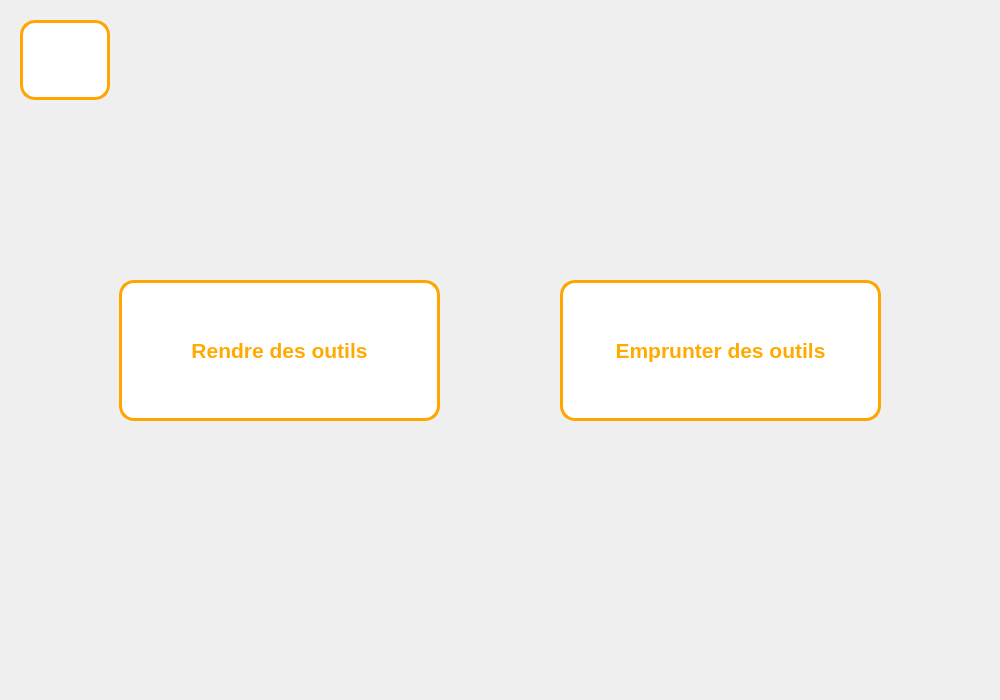
Fablab-app-emprunt/App, file FabLabEmprunt/pageAccueil.ui: the form before one commit.
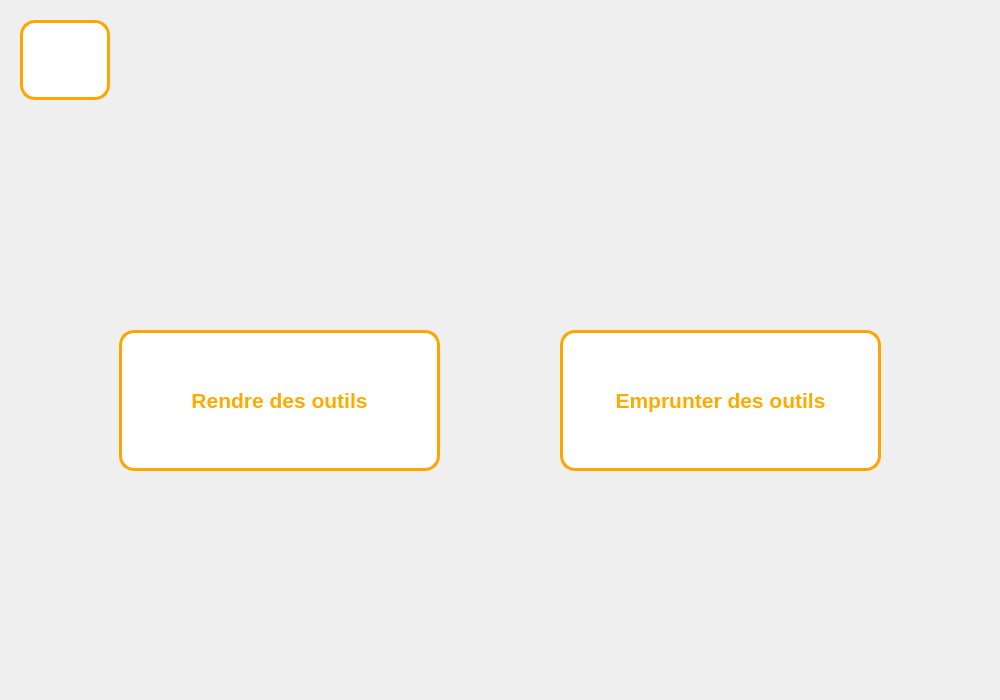
The form after the commit. Icons and pictures are not drawn.

```diff
--- a/FabLabEmprunt/pageAccueil.ui
+++ b/FabLabEmprunt/pageAccueil.ui
@@ -17,7 +17,7 @@
    <property name="geometry">
     <rect>
      <x>119</x>
-     <y>280</y>
+     <y>330</y>
      <width>321</width>
      <height>141</height>
     </rect>
@@ -79,6 +79,15 @@
         </color>
        </brush>
       </colorrole>
+      <colorrole role="PlaceholderText">
+       <brush brushstyle="NoBrush">
+        <color alpha="128">
+         <red>255</red>
+         <green>170</green>
+         <blue>0</blue>
+        </color>
+       </brush>
+      </colorrole>
      </active>
      <inactive>
       <colorrole role="WindowText">
@@ -135,6 +144,15 @@
         </color>
        </brush>
       </colorrole>
+      <colorrole role="PlaceholderText">
+       <brush brushstyle="NoBrush">
+        <color alpha="128">
+         <red>255</red>
+         <green>170</green>
+         <blue>0</blue>
+        </color>
+       </brush>
+      </colorrole>
      </inactive>
      <disabled>
       <colorrole role="WindowText">
@@ -191,6 +209,15 @@
         </color>
        </brush>
       </colorrole>
+      <colorrole role="PlaceholderText">
+       <brush brushstyle="NoBrush">
+        <color alpha="128">
+         <red>255</red>
+         <green>170</green>
+         <blue>0</blue>
+        </color>
+       </brush>
+      </colorrole>
      </disabled>
     </palette>
    </property>
@@ -222,7 +249,7 @@
    <property name="geometry">
     <rect>
      <x>560</x>
-     <y>280</y>
+     <y>330</y>
      <width>321</width>
      <height>141</height>
     </rect>
@@ -302,6 +329,15 @@
         </color>
        </brush>
       </colorrole>
+      <colorrole role="PlaceholderText">
+       <brush brushstyle="NoBrush">
+        <color alpha="128">
+         <red>255</red>
+         <green>170</green>
+         <blue>0</blue>
+        </color>
+       </brush>
+      </colorrole>
      </active>
      <inactive>
       <colorrole role="WindowText">
@@ -376,6 +412,15 @@
         </color>
        </brush>
       </colorrole>
+      <colorrole role="PlaceholderText">
+       <brush brushstyle="NoBrush">
+        <color alpha="128">
+         <red>255</red>
+         <green>170</green>
+         <blue>0</blue>
+        </color>
+       </brush>
+      </colorrole>
      </inactive>
      <disabled>
       <colorrole role="WindowText">
@@ -450,6 +495,15 @@
         </color>
        </brush>
       </colorrole>
+      <colorrole role="PlaceholderText">
+       <brush brushstyle="NoBrush">
+        <color alpha="128">
+         <red>255</red>
+         <green>170</green>
+         <blue>0</blue>
+        </color>
+       </brush>
+      </colorrole>
      </disabled>
     </palette>
    </property>
@@ -690,6 +744,28 @@
     </size>
    </property>
   </widget>
+  <widget class="QLabel" name="label">
+   <property name="geometry">
+    <rect>
+     <x>260</x>
+     <y>40</y>
+     <width>461</width>
+     <height>261</height>
+    </rect>
+   </property>
+   <property name="text">
+    <string/>
+   </property>
+   <property name="textFormat">
+    <enum>Qt::AutoText</enum>
+   </property>
+   <property name="pixmap">
+    <pixmap>logo fablab final.PNG</pixmap>
+   </property>
+   <property name="scaledContents">
+    <bool>true</bool>
+   </property>
+  </widget>
  </widget>
  <resources>
   <include location="signeHome.qrc"/>
```
Left out of the diff: 27 changed lines with no effect on the pictures.
